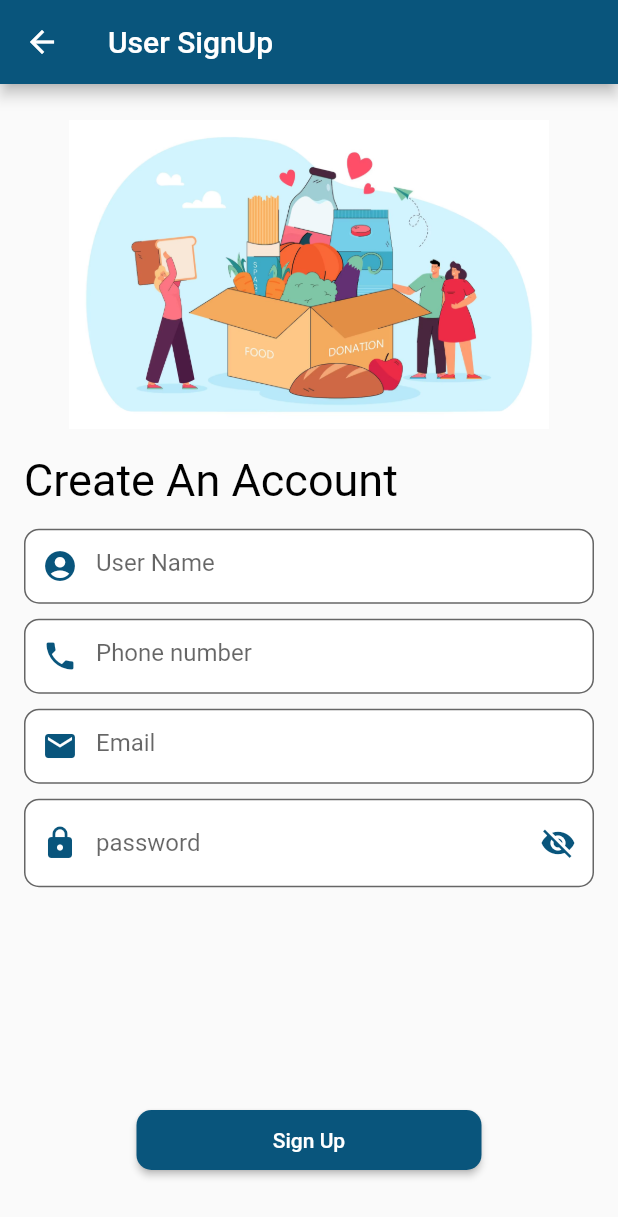
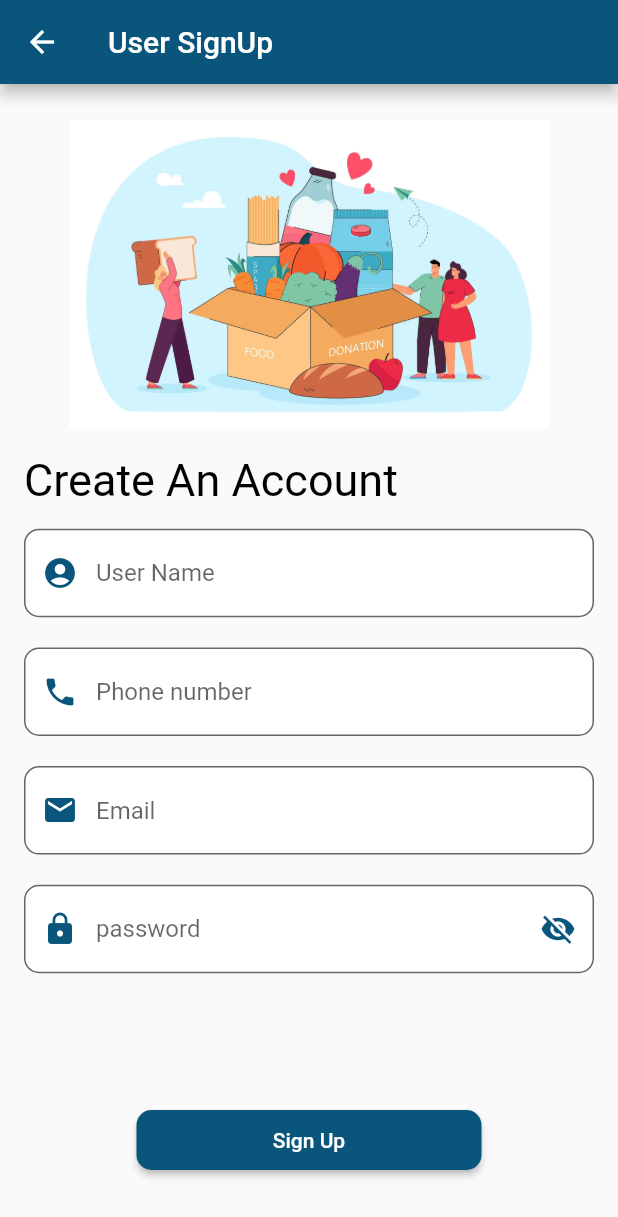
Before and after one commit to abu3athab/amal, a Flutter app: the SignUp screen opened directly, on a phone screen of 412 x 824 dp. Shown: the top 1217 px of the screen. Run offline on Flutter 3.47's test engine with Material 2 defaults, Android fonts, the phone set to English and light mode, and no system bars; our stand-ins replace otp_text_field; missing offline and left inert: dart:ffi.

Commit message:
fix the alignment issue on the sign up screen

```diff
--- a/lib/sign up/signUpTextBoxes.dart
+++ b/lib/sign up/signUpTextBoxes.dart
@@ -20,6 +20,9 @@ class _SignUpForUserChild extends State<SignUpForUser> {
   @override
   void dispose() {
     _passwordController.dispose();
+    _userNameController.dispose();
+    _emailController.dispose();
+    _phoneNumberController.dispose();
     super.dispose();
   }
 
@@ -104,12 +107,12 @@ class _SignUpForUserChild extends State<SignUpForUser> {
                       ),
                     ),
                     SizedBox(
-                      height: 50,
+                      height: 75,
                       child: TextFormField(
                         keyboardType: TextInputType.text,
                         inputFormatters: [
                           FilteringTextInputFormatter.allow(
-                              new RegExp(r'[a-z,A-z]'))
+                              RegExp(r'[a-z,A-z]'))
                         ],
                         controller: _userNameController,
                         validator: (value) {
@@ -119,7 +122,7 @@ class _SignUpForUserChild extends State<SignUpForUser> {
                         },
                         decoration: InputDecoration(
                             hintText: "User Name",
-                            prefixIcon: Icon(
+                            prefixIcon: const Icon(
                               Icons.account_circle,
                               color: logoColor,
                             ),
@@ -127,47 +130,46 @@ class _SignUpForUserChild extends State<SignUpForUser> {
                             fillColor: Colors.white,
                             border: OutlineInputBorder(
                                 borderRadius: BorderRadius.circular(10)),
-                            labelStyle: TextStyle(
+                            labelStyle: const TextStyle(
                                 color: Color.fromARGB(255, 51, 47, 47)),
-                            focusedBorder: OutlineInputBorder(
+                            focusedBorder: const OutlineInputBorder(
                                 borderSide: BorderSide(color: logoColor))),
                       ),
                     ),
-                    const SizedBox(
-                      height: 10,
+                    SizedBox(
+                      height: height * 0.005,
                     ),
                     SizedBox(
-                      height: 50,
+                      height: 75,
                       child: TextFormField(
                         validator: checkPhoneNumber,
                         controller: _phoneNumberController,
                         keyboardType: TextInputType.number,
                         inputFormatters: <TextInputFormatter>[
-                          FilteringTextInputFormatter.allow(
-                              new RegExp(r'[0-9]')),
+                          FilteringTextInputFormatter.allow(RegExp(r'[0-9]')),
                           FilteringTextInputFormatter.digitsOnly
                         ],
                         decoration: InputDecoration(
                             hintText: "Phone number",
-                            prefixIcon: Icon(
+                            prefixIcon: const Icon(
                               Icons.phone,
                               color: logoColor,
                             ),
                             filled: true,
                             fillColor: Colors.white,
-                            labelStyle: TextStyle(
+                            labelStyle: const TextStyle(
                                 color: Color.fromARGB(255, 51, 47, 47)),
                             border: OutlineInputBorder(
                                 borderRadius: BorderRadius.circular(10)),
-                            focusedBorder: OutlineInputBorder(
+                            focusedBorder: const OutlineInputBorder(
                                 borderSide: BorderSide(color: logoColor))),
                       ),
                     ),
-                    const SizedBox(
-                      height: 10,
+                    SizedBox(
+                      height: height * 0.005,
                     ),
                     SizedBox(
-                      height: 50,
+                      height: 75,
                       child: TextFormField(
                         validator: (value) {
                           if (value == null || value.isEmpty) {
@@ -178,21 +180,21 @@ class _SignUpForUserChild extends State<SignUpForUser> {
                         decoration: InputDecoration(
                             filled: true,
                             fillColor: Colors.white,
-                            prefixIcon: Icon(
+                            prefixIcon: const Icon(
                               Icons.mail,
                               color: logoColor,
                             ),
                             hintText: "Email",
-                            labelStyle: TextStyle(
+                            labelStyle: const TextStyle(
                                 color: Color.fromARGB(255, 51, 47, 47)),
                             border: OutlineInputBorder(
                                 borderRadius: BorderRadius.circular(10)),
-                            focusedBorder: OutlineInputBorder(
+                            focusedBorder: const OutlineInputBorder(
                                 borderSide: BorderSide(color: logoColor))),
                       ),
                     ),
-                    const SizedBox(
-                      height: 10,
+                    SizedBox(
+                      height: height * 0.005,
                     ),
                     SizedBox(
                       height: 75,
@@ -204,15 +206,15 @@ class _SignUpForUserChild extends State<SignUpForUser> {
                             filled: true,
                             fillColor: Colors.white,
                             hintText: "password",
-                            prefixIcon: Icon(
+                            prefixIcon: const Icon(
                               Icons.lock,
                               color: logoColor,
                             ),
-                            labelStyle: TextStyle(
+                            labelStyle: const TextStyle(
                                 color: Color.fromARGB(255, 51, 47, 47)),
                             border: OutlineInputBorder(
                                 borderRadius: BorderRadius.circular(10)),
-                            focusedBorder: OutlineInputBorder(
+                            focusedBorder: const OutlineInputBorder(
                                 borderSide: BorderSide(color: logoColor)),
                             suffixIcon: IconButton(
                               onPressed: () {
```
